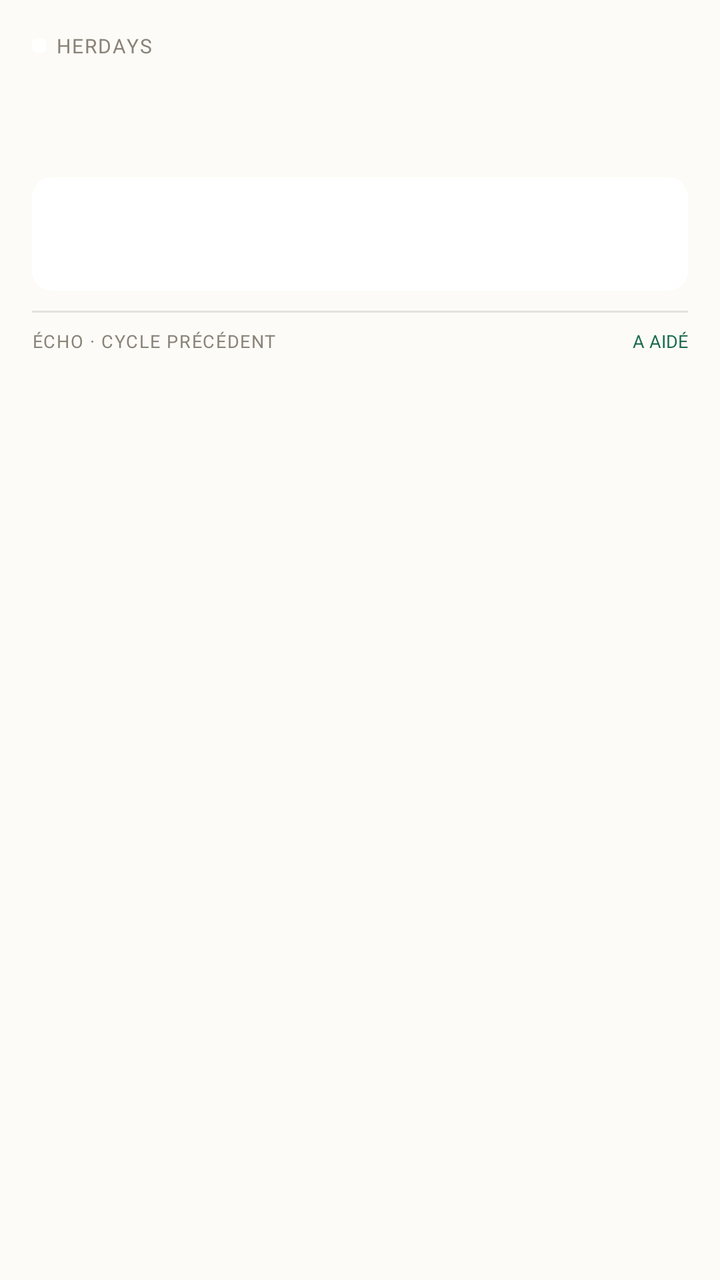
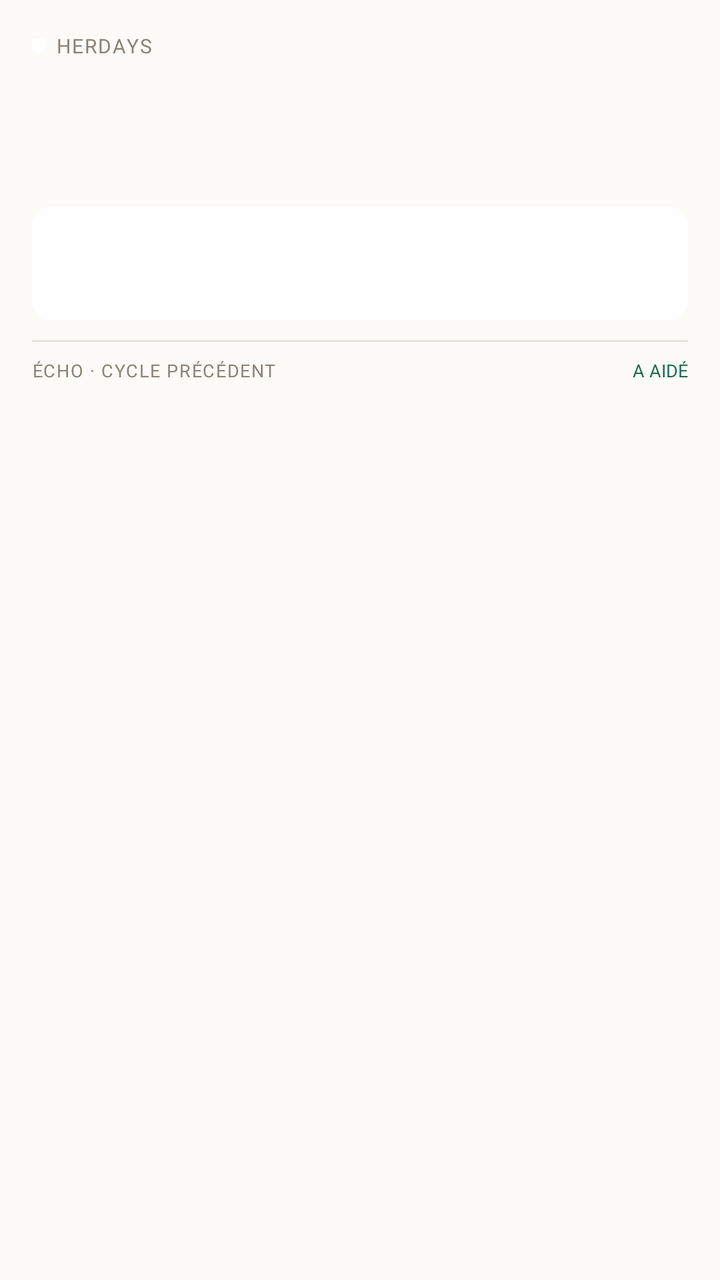

An Android layout rendered at two revisions. The XML below is the earlier revision; the diff shows what the commit changed to produce the second picture.
<!-- AndroidManifest.xml: application theme AppTheme -->
<!-- res/layout/widget_large.xml -->
<?xml version="1.0" encoding="utf-8"?>
<LinearLayout xmlns:android="http://schemas.android.com/apk/res/android"
    android:id="@android:id/background"
    android:layout_width="match_parent"
    android:layout_height="match_parent"
    android:background="#FDFBF7"
    android:orientation="vertical"
    android:padding="16dp">

    <LinearLayout
        android:layout_width="match_parent"
        android:layout_height="wrap_content"
        android:gravity="center_vertical"
        android:orientation="horizontal">

        <ImageView
            android:id="@+id/dot"
            android:layout_width="7dp"
            android:layout_height="7dp"
            android:src="@drawable/widget_dot"
            android:importantForAccessibility="no" />

        <TextView
            android:layout_width="0dp"
            android:layout_height="wrap_content"
            android:layout_marginStart="5dp"
            android:layout_weight="1"
            android:letterSpacing="0.07"
            android:text="HERDAYS"
            android:textColor="#8A8378"
            android:textSize="10sp" />

        <TextView
            android:id="@+id/day"
            android:layout_width="wrap_content"
            android:layout_height="wrap_content"
            android:textColor="#8A8378"
            android:textSize="10sp" />
    </LinearLayout>

    <LinearLayout
        android:layout_width="match_parent"
        android:layout_height="wrap_content"
        android:layout_marginTop="10dp"
        android:gravity="bottom"
        android:orientation="horizontal">

        <LinearLayout
            android:layout_width="0dp"
            android:layout_height="wrap_content"
            android:layout_weight="1"
            android:orientation="vertical">

            <TextView
                android:id="@+id/phase"
                android:layout_width="match_parent"
                android:layout_height="wrap_content"
                android:maxLines="1"
                android:textColor="#2D2A26"
                android:textSize="17sp"
                android:textStyle="bold" />

            <TextView
                android:id="@+id/range"
                android:layout_width="match_parent"
                android:layout_height="wrap_content"
                android:ellipsize="end"
                android:maxLines="1"
                android:textColor="#8A8378"
                android:textSize="12sp"
                android:textStyle="italic" />
        </LinearLayout>

        <TextView
            android:id="@+id/days"
            android:layout_width="wrap_content"
            android:layout_height="wrap_content"
            android:textSize="22sp"
            android:textStyle="bold" />
    </LinearLayout>

    <LinearLayout
        android:id="@+id/posture_box"
        android:layout_width="match_parent"
        android:layout_height="wrap_content"
        android:layout_marginTop="10dp"
        android:background="@drawable/widget_posture_box"
        android:orientation="vertical"
        android:padding="10dp">

        <TextView
            android:id="@+id/posture_label"
            android:layout_width="match_parent"
            android:layout_height="wrap_content"
            android:letterSpacing="0.06"
            android:maxLines="1"
            android:textSize="9sp" />

        <TextView
            android:id="@+id/posture"
            android:layout_width="match_parent"
            android:layout_height="wrap_content"
            android:layout_marginTop="4dp"
            android:maxLines="2"
            android:textSize="15sp"
            android:textStyle="bold" />
    </LinearLayout>

    <LinearLayout
        android:id="@+id/echo_block"
        android:layout_width="match_parent"
        android:layout_height="wrap_content"
        android:layout_marginTop="10dp"
        android:orientation="vertical">

        
        <FrameLayout
            android:layout_width="match_parent"
            android:layout_height="1dp"
            android:background="#1F2D2A26" />

        <LinearLayout
            android:layout_width="match_parent"
            android:layout_height="wrap_content"
            android:layout_marginTop="8dp"
            android:orientation="horizontal">

            <TextView
                android:layout_width="0dp"
                android:layout_height="wrap_content"
                android:layout_weight="1"
                android:letterSpacing="0.06"
                android:text="@string/widget_echo_title"
                android:textColor="#8A8378"
                android:textSize="9sp" />

            <TextView
                android:layout_width="wrap_content"
                android:layout_height="wrap_content"
                android:text="@string/widget_echo_helped"
                android:textColor="#1C6B50"
                android:textSize="9sp" />
        </LinearLayout>

        <TextView
            android:id="@+id/echo"
            android:layout_width="match_parent"
            android:layout_height="wrap_content"
            android:layout_marginTop="3dp"
            android:ellipsize="end"
            android:maxLines="2"
            android:textColor="#D92D2A26"
            android:textSize="12sp" />
    </LinearLayout>
</LinearLayout>
<!-- resources referenced by this layout -->
<resources>
  <!-- drawable widget_dot (drawable) -->
  <?xml version="1.0" encoding="utf-8"?>
  <shape xmlns:android="http://schemas.android.com/apk/res/android" android:shape="rectangle">
      <corners android:radius="2dp" />
      <solid android:color="#FFFFFF" />
  </shape>
  <!-- drawable widget_posture_box (drawable) -->
  <?xml version="1.0" encoding="utf-8"?>
  <shape xmlns:android="http://schemas.android.com/apk/res/android" android:shape="rectangle">
      <corners android:radius="10dp" />
      <solid android:color="#FFFFFF" />
  </shape>
  <string name="widget_echo_helped">A AIDÉ</string>
  <string name="widget_echo_title">ÉCHO · CYCLE PRÉCÉDENT</string>
  <style name="AppTheme" parent="Theme.AppCompat.Light.DarkActionBar">
          
          <item name="colorPrimary">@color/colorPrimary</item>
          <item name="colorPrimaryDark">@color/colorPrimaryDark</item>
          <item name="colorAccent">@color/colorAccent</item>
      </style>
</resources>

<!-- the commit's change to res/layout/widget_large.xml (unified diff, before → after) -->
@@ -68,6 +68,14 @@
                 android:maxLines="1"
                 android:textColor="#8A8378"
                 android:textSize="12sp"
+                android:textStyle="italic" />
+
+            <TextView
+                android:id="@+id/medical"
+                android:layout_width="match_parent"
+                android:layout_height="wrap_content"
+                android:maxLines="1"
+                android:textSize="11sp"
                 android:textStyle="italic" />
         </LinearLayout>
 
